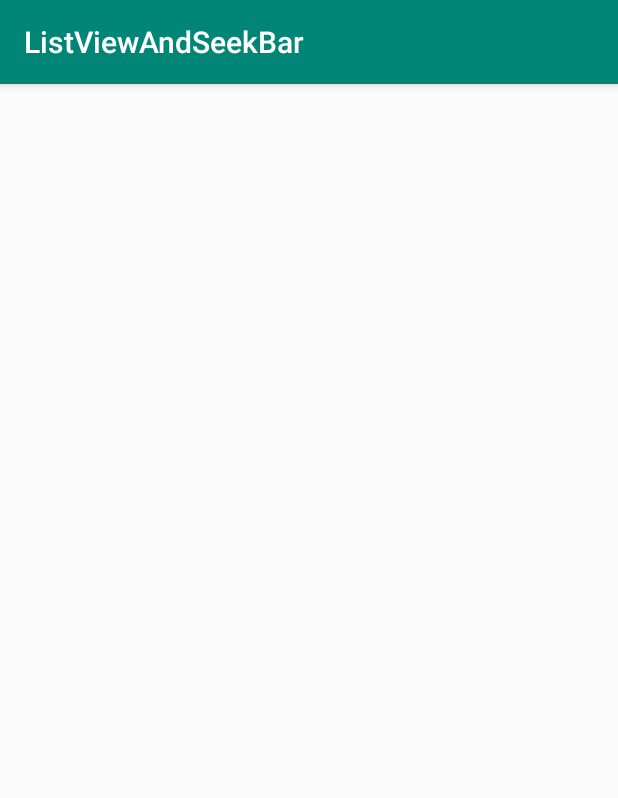
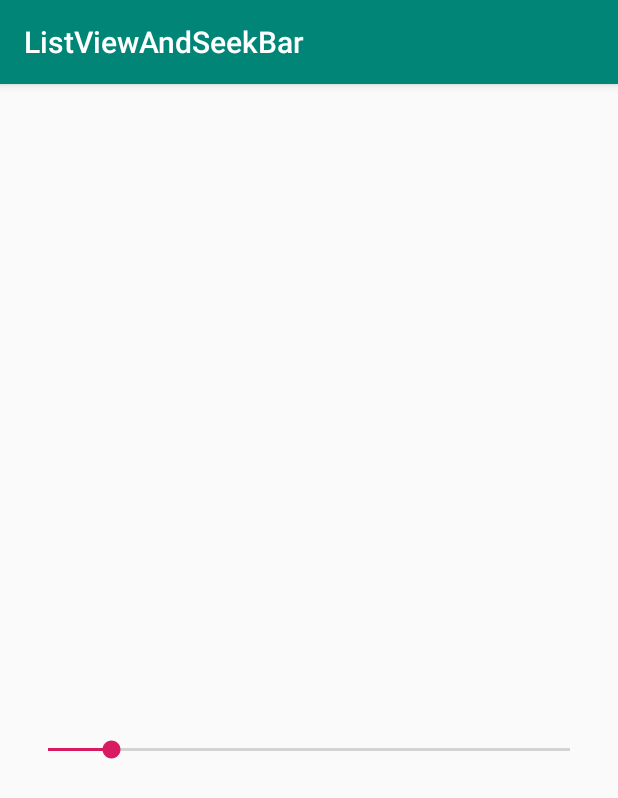
Before and after one commit to GrVal911/ListViewAndSeekBar, an Android app: the screen it shows after launch (MainActivity), on a phone screen of 412 x 824 dp. Shown: the top 798 px of the screen. Run offline under Robolectric (Android 15) with nearby library versions, the phone set to English and light mode, and no system bars.

Commit message:
seek bar and list

```diff
--- a/app/src/main/res/layout/activity_main.xml
+++ b/app/src/main/res/layout/activity_main.xml
@@ -6,4 +6,26 @@
     android:layout_height="match_parent"
     tools:context=".MainActivity">
 
+    <ListView
+        android:id="@+id/listView"
+        android:layout_width="408dp"
+        android:layout_height="0dp"
+        android:layout_marginBottom="47dp"
+        app:layout_constraintBottom_toTopOf="@+id/seekBar"
+        app:layout_constraintStart_toStartOf="parent"
+        app:layout_constraintTop_toTopOf="parent" />
+
+    <SeekBar
+        android:id="@+id/seekBar"
+        android:layout_width="0dp"
+        android:layout_height="0dp"
+        android:layout_marginStart="16dp"
+        android:layout_marginEnd="16dp"
+        android:layout_marginBottom="192dp"
+        android:max="100"
+        android:progress="12"
+        app:layout_constraintBottom_toBottomOf="parent"
+        app:layout_constraintEnd_toEndOf="parent"
+        app:layout_constraintStart_toStartOf="parent"
+        app:layout_constraintTop_toBottomOf="@+id/listView" />
 </android.support.constraint.ConstraintLayout>
```
